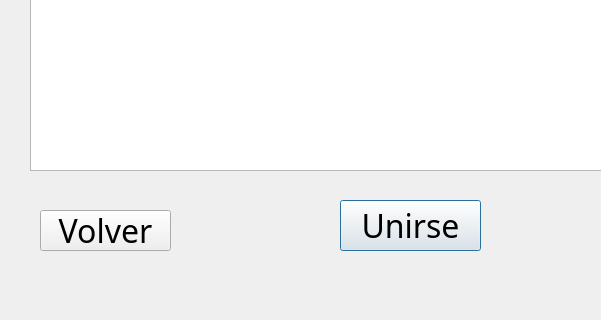
franciscoduc4/TP_Jazz_Jackrabbit_2, file src/Client/Lobby/gamelist.ui: the form before one commit; both pictures show x 0 to 601 and y 280 to 600 of the 800 by 600 pixel window.
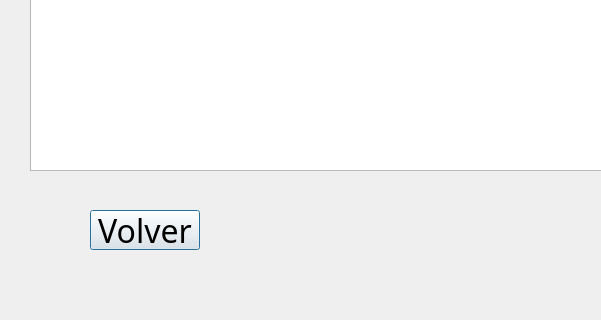
The form after the commit.

Diff of the .ui file:
```diff
--- a/src/Client/Lobby/gamelist.ui
+++ b/src/Client/Lobby/gamelist.ui
@@ -38,25 +38,6 @@
      </font>
     </property>
    </widget>
-   <widget class="QPushButton" name="btnJoin">
-    <property name="geometry">
-     <rect>
-      <x>340</x>
-      <y>480</y>
-      <width>141</width>
-      <height>51</height>
-     </rect>
-    </property>
-    <property name="font">
-     <font>
-      <family>Jazz Jackrabbit 2</family>
-      <pointsize>24</pointsize>
-     </font>
-    </property>
-    <property name="text">
-     <string>Unirse</string>
-    </property>
-   </widget>
    <widget class="QLabel" name="labelTitle">
     <property name="geometry">
      <rect>
@@ -79,10 +60,10 @@
    <widget class="QPushButton" name="btnBack">
     <property name="geometry">
      <rect>
-      <x>40</x>
+     <x>90</x>
       <y>490</y>
-      <width>131</width>
-      <height>41</height>
+     <width>110</width>
+     <height>40</height>
      </rect>
     </property>
     <property name="font">
```
Lines whose indentation alone changed are shown as unchanged.
